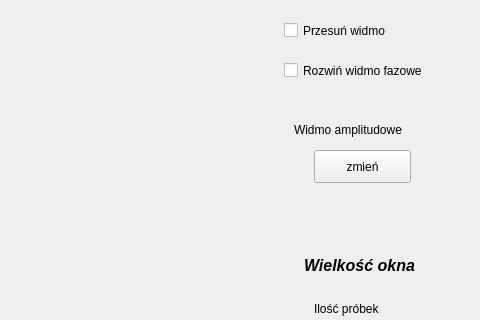
The window that mp3_player/forms/visualisation.ui (adam123600/mp3_player_QT) describes before a commit, drawn with Qt 5; both pictures show x 546 to 1026 and y 0 to 320 of the 1026 by 524 pixel window.
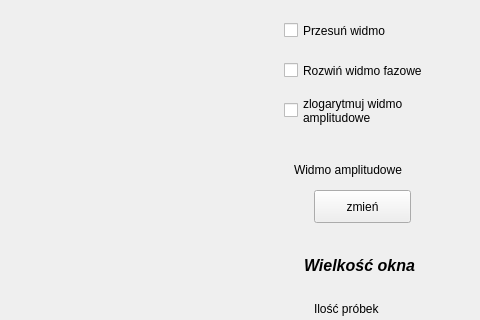
The same window after the commit.

Commit message: Dodanie opcji zlogarytmowania widma amplitudowego w celu lepszej wizualizacji

```diff
--- a/mp3_player/forms/visualisation.ui
+++ b/mp3_player/forms/visualisation.ui
@@ -17,7 +17,7 @@
    <property name="geometry">
     <rect>
      <x>860</x>
-     <y>150</y>
+     <y>190</y>
      <width>97</width>
      <height>33</height>
     </rect>
@@ -30,7 +30,7 @@
    <property name="geometry">
     <rect>
      <x>840</x>
-     <y>120</y>
+     <y>160</y>
      <width>151</width>
      <height>20</height>
     </rect>
@@ -173,6 +173,20 @@
     <string>Decibels</string>
    </property>
   </widget>
+  <widget class="QCheckBox" name="cbLogSpectrum">
+   <property name="geometry">
+    <rect>
+     <x>830</x>
+     <y>90</y>
+     <width>171</width>
+     <height>41</height>
+    </rect>
+   </property>
+   <property name="text">
+    <string>zlogarytmuj widmo
+amplitudowe</string>
+   </property>
+  </widget>
  </widget>
  <resources/>
  <connections/>
```
The commit also changes 2 other files.
